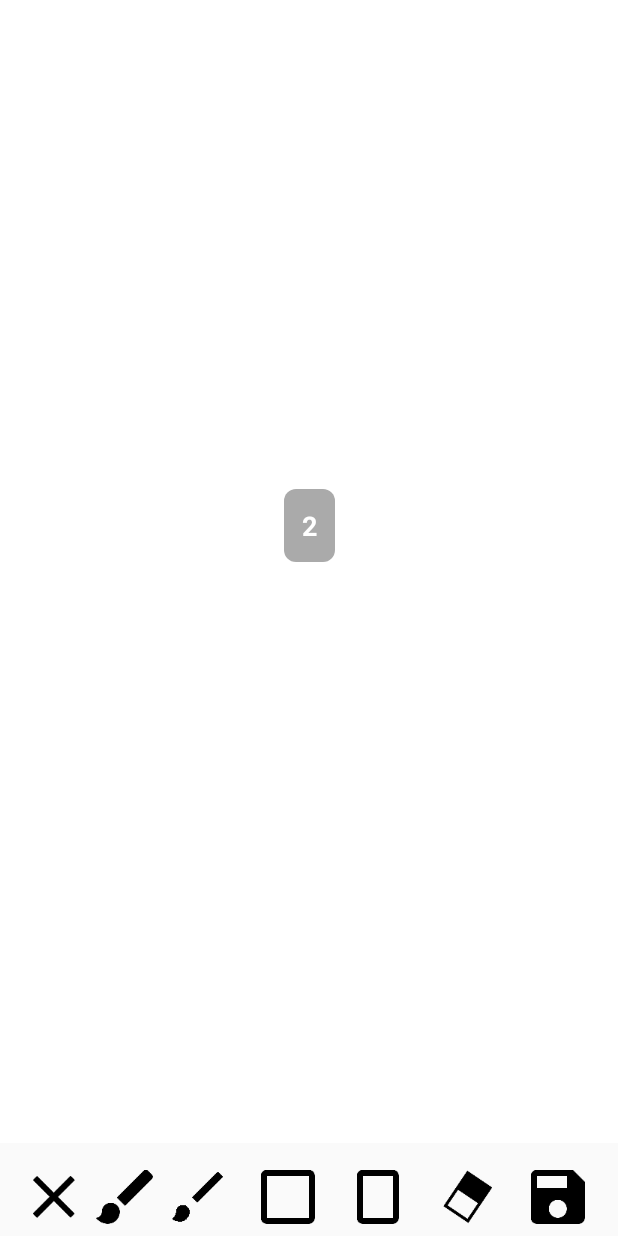
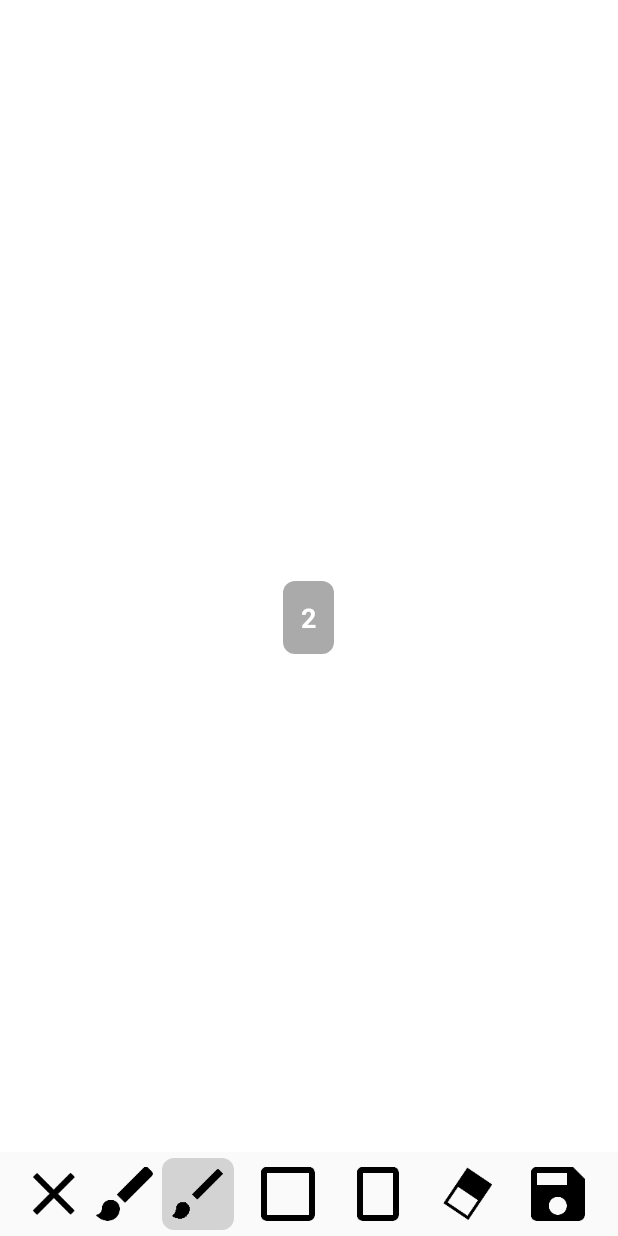
Before and after one commit to bokonon/NearbyPaint, an Android app: the screen it shows after launch (MainActivity), after a tap on "reduce thickness", on a phone screen of 412 x 824 dp. Run offline under Robolectric (Android 15) with nearby library versions, the phone set to English and light mode, and no system bars; 1 statement that could not run was skipped; 2 other taps on this screen came first.

Commit message:
modify layout

```diff
--- a/app/src/main/java/com/ys/nearbypaint/presentation/view/activity/MainActivity.kt
+++ b/app/src/main/java/com/ys/nearbypaint/presentation/view/activity/MainActivity.kt
@@ -6,23 +6,9 @@ import com.ys.nearbypaint.R
 
 class MainActivity : AppCompatActivity() {
 
-    interface OnActivityWindowFocusChangedListener {
-        fun onActivityWindowFocusChanged(hasFocus: Boolean) {}
-    }
-
     override fun onCreate(savedInstanceState: Bundle?) {
         super.onCreate(savedInstanceState)
         setContentView(R.layout.activity_main)
     }
 
-    override fun onWindowFocusChanged(hasFocus: Boolean) {
-        super.onWindowFocusChanged(hasFocus)
-
-        val fragments = supportFragmentManager.fragments
-        for (f in fragments) {
-            if (f is OnActivityWindowFocusChangedListener) {
-                f.onActivityWindowFocusChanged(hasFocus)
-            }
-        }
-    }
 }
--- a/app/src/main/java/com/ys/nearbypaint/presentation/view/fragment/MainFragment.kt
+++ b/app/src/main/java/com/ys/nearbypaint/presentation/view/fragment/MainFragment.kt
@@ -4,9 +4,9 @@ import android.content.Context
 import android.graphics.Bitmap
 import android.graphics.Canvas
 import android.graphics.PointF
-import android.graphics.Rect
 import android.os.Bundle
 import android.support.v4.app.Fragment
+import android.support.v4.content.res.ResourcesCompat
 import android.view.LayoutInflater
 import android.view.View
 import android.view.ViewGroup
@@ -23,8 +23,7 @@ import com.ys.nearbypaint.utiles.NearbyPaintLog
 import com.ys.nearbypaint.utiles.SharedPreferencesManager
 
 
-class MainFragment : Fragment(), NearbyUseCase.NearbySubscribeListener, PaintView.OnDrawEnd,
-    MainActivity.OnActivityWindowFocusChangedListener {
+class MainFragment : Fragment(), NearbyUseCase.NearbySubscribeListener, PaintView.OnDrawEnd {
 
     private val TAG : String = if(javaClass.simpleName != null) javaClass.simpleName else "MainFragment"
     companion object {
@@ -45,8 +44,35 @@ class MainFragment : Fragment(), NearbyUseCase.NearbySubscribeListener, PaintVie
 
     private lateinit var thicknessNumberText: DisappearTextView
 
-    // status bar height
-    private var statusBarHeight = 0
+    private val buttons = mutableListOf<ImageView>()
+
+    private val clickListener = View.OnClickListener {
+        when(it.id) {
+            R.id.clear_button -> clear()
+            R.id.increase_thickness_button -> {
+                paintView.setElementMode(ElementMode.MODE_LINE)
+                increaseThickness(1)
+            }
+            R.id.reduce_thickness_button -> {
+                paintView.setElementMode(ElementMode.MODE_LINE)
+                increaseThickness(-1)
+            }
+            R.id.square_button -> paintView.setElementMode(ElementMode.MODE_STAMP_SQUARE)
+            R.id.rectangle_button -> paintView.setElementMode(ElementMode.MODE_STAMP_RECTANGLE)
+            R.id.eraser_button -> paintView.setElementMode(ElementMode.MODE_ERASER)
+            R.id.save_button -> save()
+        }
+        when(it.id) {
+            R.id.clear_button,
+            R.id.save_button -> {} //do nothing
+            else -> {
+                for (b in buttons) {
+                    b.background = ResourcesCompat.getDrawable(resources, android.R.color.transparent, null)
+                }
+                it.background = ResourcesCompat.getDrawable(resources, R.drawable.ic_back_round_shape, null)
+            }
+        }
+    }
 
     override fun onCreateView(inflater: LayoutInflater, container: ViewGroup?, savedInstanceState: Bundle?): View? {
         super.onCreateView(inflater, container, savedInstanceState)
@@ -59,19 +85,14 @@ class MainFragment : Fragment(), NearbyUseCase.NearbySubscribeListener, PaintVie
         paintView.setListener(this)
 
         val clearButton =  view.findViewById<ImageView>(R.id.clear_button)
-        clearButton.setOnClickListener { clear() }
+        setClickListener(clearButton)
 
         val increaseThicknessButton =  view.findViewById<ImageView>(R.id.increase_thickness_button)
-        increaseThicknessButton.setOnClickListener {
-            paintView.setElementMode(ElementMode.MODE_LINE)
-            increaseThickness(1)
-        }
+        setClickListener(increaseThicknessButton)
+        increaseThicknessButton.background = ResourcesCompat.getDrawable(resources, R.drawable.ic_back_round_shape, null)
 
         val reduceThicknessButton =  view.findViewById<ImageView>(R.id.reduce_thickness_button)
-        reduceThicknessButton.setOnClickListener {
-            paintView.setElementMode(ElementMode.MODE_LINE)
-            increaseThickness(-1)
-        }
+        setClickListener(reduceThicknessButton)
 
         val thickness = SharedPreferencesManager().readThickness(activity as Context)
         thicknessNumberText = view.findViewById(R.id.thickness_number_text)
@@ -79,16 +100,16 @@ class MainFragment : Fragment(), NearbyUseCase.NearbySubscribeListener, PaintVie
         thicknessNumberText.setDisappearText(thickness.toString())
 
         val squareButton = view.findViewById<ImageView>(R.id.square_button)
-        squareButton.setOnClickListener{ paintView.setElementMode(ElementMode.MODE_STAMP_SQUARE) }
+        setClickListener(squareButton)
 
         val rectangleButton = view.findViewById<ImageView>(R.id.rectangle_button)
-        rectangleButton.setOnClickListener{ paintView.setElementMode(ElementMode.MODE_STAMP_RECTANGLE) }
+        setClickListener(rectangleButton)
 
         val eraserButton = view.findViewById<ImageView>(R.id.eraser_button)
-        eraserButton.setOnClickListener{ paintView.setElementMode(ElementMode.MODE_ERASER) }
+        setClickListener(eraserButton)
 
         val saveButton =  view.findViewById(R.id.save_button) as ImageView
-        saveButton.setOnClickListener { save() }
+        setClickListener(saveButton)
 
         return view
     }
@@ -128,19 +149,7 @@ class MainFragment : Fragment(), NearbyUseCase.NearbySubscribeListener, PaintVie
         NearbyPaintLog.d(TAG, "paintData.thickness : " + paintData.thickness)
         NearbyPaintLog.d(TAG, "paintData.color() : " + paintData.color())
 
-        decreaseStatusBarHeight(paintData.points)
         nearbyUseCase.publish(GsonUtil.newMessage(paintData))
-    }
-
-    override fun onActivityWindowFocusChanged(hasFocus: Boolean) {
-        statusBarHeight = getStatusBarHeight()
-    }
-
-    private fun getStatusBarHeight(): Int {
-        val rect = Rect()
-        val window = activity?.window
-        window?.decorView?.getWindowVisibleDisplayFrame(rect)
-        return rect.top
     }
 
     private fun parseData(paintData: PaintData) {
@@ -162,7 +171,6 @@ class MainFragment : Fragment(), NearbyUseCase.NearbySubscribeListener, PaintVie
             for ((num, point) in paintData.points.withIndex()) {
                 point.x = point.x / width * canvasWidth
                 point.y = point.y / height * canvasHeight
-                increaseStatusBarHeight(point)
 
                 if (num == 0) {
                     drawElement.path.moveTo(point.x, point.y)
@@ -201,17 +209,6 @@ class MainFragment : Fragment(), NearbyUseCase.NearbySubscribeListener, PaintVie
         SharedPreferencesManager().putThickness(activity as Context, thickness)
     }
 
-    private fun increaseStatusBarHeight(point: PointF) {
-        // add status bar height
-        point.y = point.y + statusBarHeight
-    }
-
-    private fun decreaseStatusBarHeight(points: List<PointF>) {
-        for (point in points) {
-            point.y = point.y - statusBarHeight
-        }
-    }
-
     private fun save() {
         val bitmap = drawBitmap(paintView)
         val filePath = CaptureUseCase().captureCanvas(activity as Context, bitmap)
@@ -238,4 +235,9 @@ class MainFragment : Fragment(), NearbyUseCase.NearbySubscribeListener, PaintVie
         return bitmap
     }
 
+    private fun setClickListener(button: ImageView) {
+        button.setOnClickListener(clickListener)
+        buttons.add(button)
+    }
+
 }
--- /dev/null
+++ b/app/src/main/res/drawable/ic_back_round_shape.xml
@@ -0,0 +1,7 @@
+<?xml version="1.0" encoding="utf-8"?>
+<shape xmlns:android="http://schemas.android.com/apk/res/android"
+       android:shape="rectangle">
+    <solid android:color="@color/colorLightGray" />
+    <corners android:radius="8dp" />
+
+</shape>
--- a/app/src/main/res/layout/fragment_main.xml
+++ b/app/src/main/res/layout/fragment_main.xml
@@ -1,35 +1,25 @@
 <?xml version="1.0" encoding="utf-8"?>
-<android.support.constraint.ConstraintLayout
+<RelativeLayout
         xmlns:android="http://schemas.android.com/apk/res/android"
-        xmlns:app="http://schemas.android.com/apk/res-auto"
         xmlns:tools="http://schemas.android.com/tools"
         android:layout_width="match_parent"
         android:layout_height="match_parent">
 
-    <com.ys.nearbypaint.presentation.view.view.PaintView
-            android:id="@+id/paint_view"
-            android:layout_width="wrap_content"
-            android:layout_height="wrap_content"
-            app:layout_constraintBottom_toTopOf="@id/paint_scrollview"
-            app:layout_constraintLeft_toLeftOf="parent"
-            app:layout_constraintRight_toRightOf="parent"
-            app:layout_constraintTop_toTopOf="parent"/>
-
     <HorizontalScrollView
             android:id="@+id/paint_scrollview"
             android:layout_width="match_parent"
-            android:layout_height="@dimen/paint_scrollview_height"
-            app:layout_constraintBottom_toBottomOf="parent"
-            app:layout_constraintLeft_toLeftOf="parent"
-            app:layout_constraintRight_toRightOf="parent"
-            app:layout_constraintTop_toBottomOf="@id/paint_view">
+            android:layout_height="wrap_content"
+            android:layout_alignParentBottom="true">
 
         <LinearLayout
                 android:layout_width="wrap_content"
-                android:layout_height="match_parent"
+                android:layout_height="wrap_content"
                 android:orientation="horizontal"
                 android:layout_gravity="center_vertical"
-                android:padding="@dimen/paint_scrollview_padding">
+                android:paddingLeft="@dimen/paint_scrollview_horizontal_padding"
+                android:paddingRight="@dimen/paint_scrollview_horizontal_padding"
+                android:paddingTop="@dimen/paint_scrollview_vertical_padding"
+                android:paddingBottom="@dimen/paint_scrollview_vertical_padding">
 
             <!-- clear -->
             <ImageView
@@ -95,14 +85,17 @@
 
     </HorizontalScrollView>
 
+    <com.ys.nearbypaint.presentation.view.view.PaintView
+            android:id="@+id/paint_view"
+            android:layout_width="match_parent"
+            android:layout_height="match_parent"
+            android:layout_above="@+id/paint_scrollview"/>
+
     <com.ys.nearbypaint.presentation.view.view.DisappearTextView
             android:id="@+id/thickness_number_text"
             android:layout_width="wrap_content"
             android:layout_height="wrap_content"
-            app:layout_constraintTop_toTopOf="@id/paint_view"
-            app:layout_constraintLeft_toLeftOf="@id/paint_view"
-            app:layout_constraintRight_toRightOf="@id/paint_view"
-            app:layout_constraintBottom_toBottomOf="@id/paint_view"
+            android:layout_centerInParent="true"
             android:padding="12dp"
             android:gravity="center"
             android:background="@drawable/round_shape"
@@ -111,4 +104,4 @@
             android:textColor="@android:color/white"
             android:textStyle="bold"/>
 
-</android.support.constraint.ConstraintLayout>
+</RelativeLayout>
--- a/app/src/main/res/values/colors.xml
+++ b/app/src/main/res/values/colors.xml
@@ -3,4 +3,6 @@
     <color name="colorPrimary">#008577</color>
     <color name="colorPrimaryDark">#00574B</color>
     <color name="colorAccent">#D81B60</color>
+
+    <color name="colorLightGray">#d3d3d3</color>
 </resources>
--- a/app/src/main/res/values/dimen.xml
+++ b/app/src/main/res/values/dimen.xml
@@ -1,7 +1,7 @@
 <?xml version="1.0" encoding="utf-8"?>
 <resources>
-    <dimen name="paint_scrollview_height">124dp</dimen>
     <dimen name="paint_scrollview_image_size">48dp</dimen>
-    <dimen name="paint_scrollview_padding">12dp</dimen>
+    <dimen name="paint_scrollview_vertical_padding">4dp</dimen>
+    <dimen name="paint_scrollview_horizontal_padding">12dp</dimen>
     <dimen name="paint_scrollview_item_margin">12dp</dimen>
 </resources>
```
